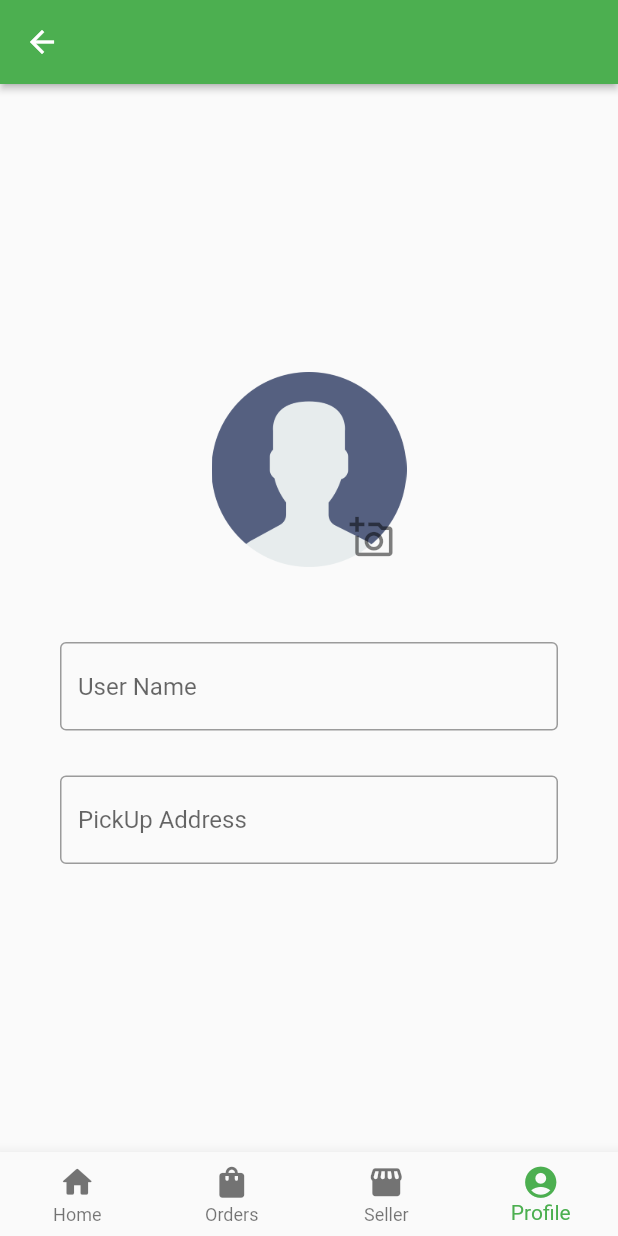
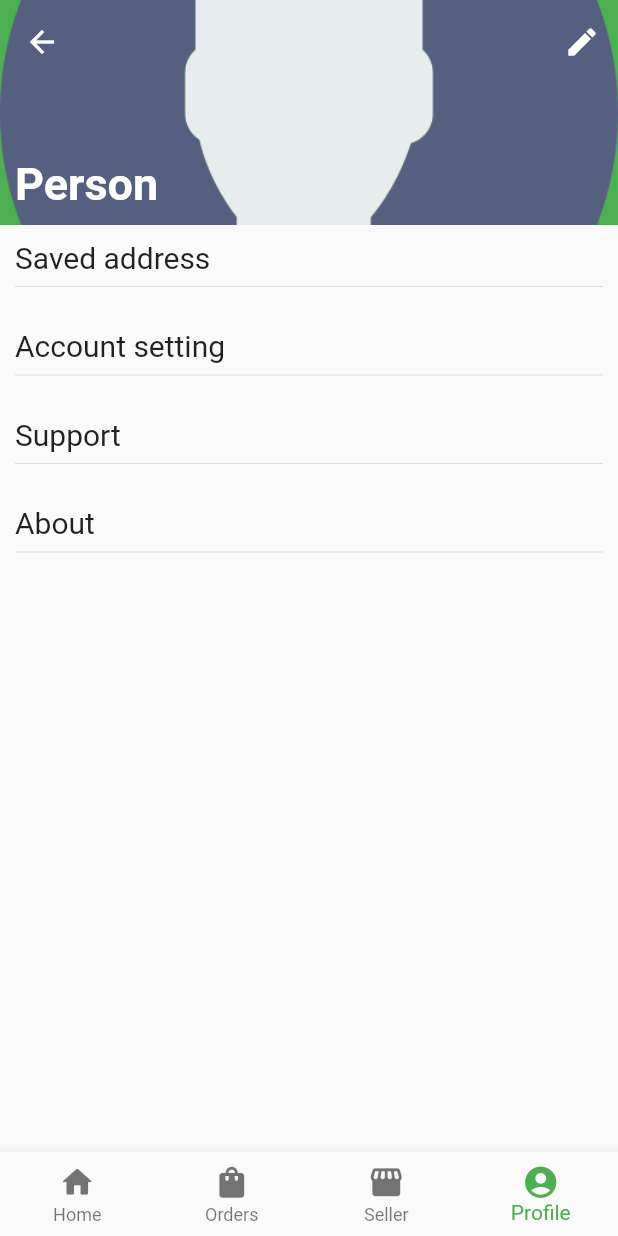
Before and after one commit to ADITYAbasude/Kirana, a Flutter app: the HomeScreen screen opened directly, item 4 of the bottom bar chosen, on a phone screen of 412 x 824 dp. Run offline on Flutter 3.47's test engine with Material 2 defaults, Android fonts, the light colour scheme and no system bars; our stand-ins replace firebase_auth, firebase_core, flutter_otp_text_field, fluttertoast, location and 2 more; missing offline and left inert: dart:ffi; accounts and stored records are empty.

Commit message:
profile screen update

```diff
--- a/lib/screens/home/home_screen.dart
+++ b/lib/screens/home/home_screen.dart
@@ -25,10 +25,10 @@ class _HomeScreenState extends State<HomeScreen> {
   @override
   Widget build(BuildContext context) {
     return Scaffold(
-      appBar: AppBar(
-        backgroundColor: Theme.of(context).primaryColor,
-        elevation: 2,
-      ),
+      // appBar: AppBar(
+      //   backgroundColor: Theme.of(context).primaryColor,
+      //   elevation: 2,
+      // ),
       body: screens[HomeScreen.itemIndex],
       bottomNavigationBar: BottomNavigationBar(
           type: BottomNavigationBarType.fixed,
--- a/lib/screens/profile/profile_screen.dart
+++ b/lib/screens/profile/profile_screen.dart
@@ -1,5 +1,9 @@
+import 'dart:ffi';
+import 'dart:ui';
+
 import 'package:flutter/material.dart';
 import 'package:flutter/services.dart';
+import 'package:grocery_app/tools/Toast.dart';
 
 class ProfileScreen extends StatefulWidget {
   ProfileScreen({Key? key}) : super(key: key);
@@ -8,65 +12,123 @@ class ProfileScreen extends StatefulWidget {
   State<ProfileScreen> createState() => _ProfileScreenState();
 }
 
+final nameList = ["Saved address", "Account setting", "Support", "About"];
+
 class _ProfileScreenState extends State<ProfileScreen> {
   @override
   Widget build(BuildContext context) {
-    return Container(
-        alignment: Alignment.center,
-        child: ScrollConfiguration(
-            behavior: const ScrollBehavior(
-                androidOverscrollIndicator: AndroidOverscrollIndicator.glow),
-            child: SingleChildScrollView(
+    return Scaffold(
+        body: CustomScrollView(
+      slivers: [
+        SliverAppBar(
+            pinned: true,
+            expandedHeight: 150.0,
+            flexibleSpace: const FlexibleSpaceBar(
+              titlePadding: EdgeInsets.all(10),
+              expandedTitleScale: 1,
+              title: Text(
+                'Person',
+                style: TextStyle(fontSize: 30, fontWeight: FontWeight.bold),
+                textAlign: TextAlign.left,
+              ),
+              background: Image(
+                image: AssetImage("assets/images/user.png"),
+                fit: BoxFit.cover,
+              ),
+            ),
+            actions: <Widget>[
+              IconButton(
+                icon: const Icon(Icons.edit),
+                tooltip: 'Add new entry',
+                onPressed: () {/* ... */},
+              ),
+            ]),
+
+        SliverList(
+            delegate: SliverChildBuilderDelegate((BuildContext context, index) {
+          return Container(
+              padding: EdgeInsets.all(10),
               child: Column(
-                mainAxisAlignment: MainAxisAlignment.center,
-                crossAxisAlignment: CrossAxisAlignment.center,
+                crossAxisAlignment: CrossAxisAlignment.start,
                 children: [
-                  Stack(
-                    alignment: Alignment.center,
-                    children: [
-                      const Image(
-                        image: AssetImage("assets/images/user.png"),
-                        width: 130,
-                      ),
-                      Positioned(
-                          bottom: 5,
-                          right: 8,
-                          child: Icon(
-                            Icons.add_a_photo_outlined,
-                            size: 30,
-                            color: Colors.black.withOpacity(0.5),
-                          ))
-                    ],
+                  GestureDetector(
+                    child: Text(
+                      nameList[index],
+                      style: TextStyle(fontSize: 20),
+                      // textScaleFactor: 2,
+                    ),
+                    onTap: () {
+                      MakeToast().showToast("clicked");
+                    },
                   ),
                   Container(
-                    margin: const EdgeInsets.only(
-                        right: 40, left: 40, top: 50, bottom: 30),
-                    // ignore: prefer_const_constructors
-                    child: TextField(
-                      decoration:
-                          // ignore: prefer_const_constructors
-                          InputDecoration(
-                              border: const OutlineInputBorder(),
-                              hintText: "User Name"),
-                    ),
-                  ),
-                  Container(
-                    margin: const EdgeInsets.only(right: 40, left: 40),
-                    // ignore: prefer_const_constructors
-                    child: TextField(
-                      maxLines: 2,
-                      maxLengthEnforcement: MaxLengthEnforcement.enforced,
-                      minLines: 1,
-                      decoration:
-                          // ignore: prefer_const_constructors
-                          InputDecoration(
-                        hintText: "PickUp Address",
-                        border: const OutlineInputBorder(),
-                      ),
-                    ),
-                  )
+                      width: double.infinity,
+                      child: Divider(
+                          // color: Colors.black,
+                          ))
                 ],
-              ),
-            )));
+              ));
+        }, childCount: nameList.length)
+            // SliverChildBuilderDelegate(
+            //   (BuildContext context, int index) {
+            //     return Container(
+            //       height: 100.0,
+            //       child: Center(
+            //         child: Text('$index', textScaleFactor: 5),
+            //       ),
+            //     );
+            //   },
+            //   childCount: 20,
+            // ),
+            ),
+        //   children: [
+        // Stack(
+        //   alignment: Alignment.center,
+        //   children: [
+        //     const Image(
+        //       image: AssetImage("assets/images/user.png"),
+        //       width: 130,
+        //     ),
+        //     Positioned(
+        //         bottom: 5,
+        //         right: 8,
+        //         child: Icon(
+        //           Icons.add_a_photo_outlined,
+        //           size: 30,
+        //           color: Colors.black.withOpacity(0.5),
+        //         ))
+        //   ],
+        // ),
+        // Container(
+        //   margin: const EdgeInsets.only(
+        //       right: 40, left: 40, top: 50, bottom: 30),
+        //   // ignore: prefer_const_constructors
+        //   child: TextField(
+        //     decoration:
+        //         // ignore: prefer_const_constructors
+        //         InputDecoration(
+        //             border: const OutlineInputBorder(),
+        //             hintText: "User Name"),
+        //   ),
+        // // ),
+        // Container(
+        //   margin: const EdgeInsets.only(right: 40, left: 40),
+        //   // ignore: prefer_const_constructors
+        //   child: TextField(
+        //     maxLines: 2,
+        //     maxLengthEnforcement: MaxLengthEnforcement.enforced,
+        //     minLines: 1,
+        //     decoration:
+        //         // ignore: prefer_const_constructors
+        //         InputDecoration(
+        //       hintText: "PickUp Address",
+        //       border: const OutlineInputBorder(),
+        //     ),
+        //   ),
+        // )
+        //   ],
+        // )),
+      ],
+    ));
   }
 }
--- a/lib/screens/splash/splash_screen.dart
+++ b/lib/screens/splash/splash_screen.dart
@@ -37,6 +37,9 @@ class _SplashScreenState extends State<SplashScreen> {
                       MaterialPageRoute(
                           builder: (context) => LoginSignUpScreen()))
                 }
+
+              // Navigator.pushReplacement(context,
+              //     MaterialPageRoute(builder: (context) => HomeScreen()))
             });
   }
 
--- a/pubspec.yaml
+++ b/pubspec.yaml
@@ -43,6 +43,7 @@ dependencies:
   permission_handler: ^10.1.0
   location: ^4.4.0
   flutterfire_cli: ^0.2.6
+  google_maps_flutter: ^2.2.1
 
 dev_dependencies:
   flutter_test:
```
Also changed, not shown: pubspec.lock.
